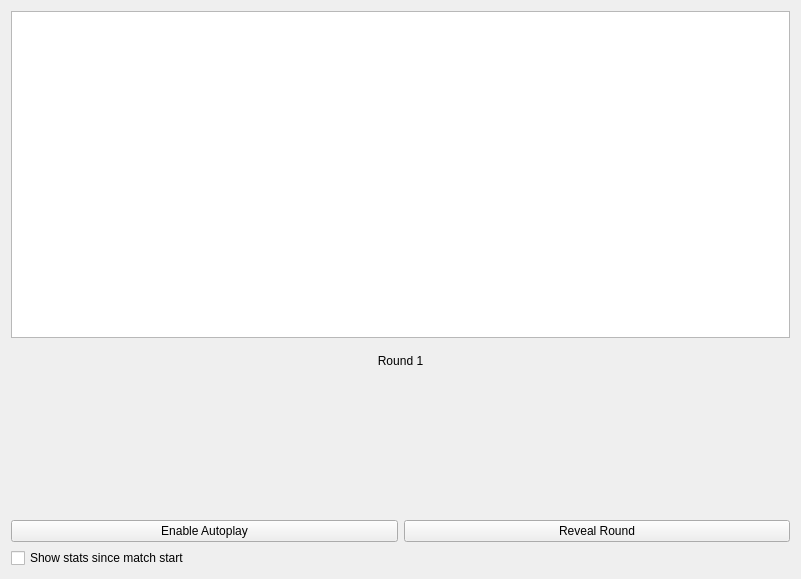
Before: the Qt Designer form roundTab.ui in Dedster2/DedBoxing, drawn with Qt 5.
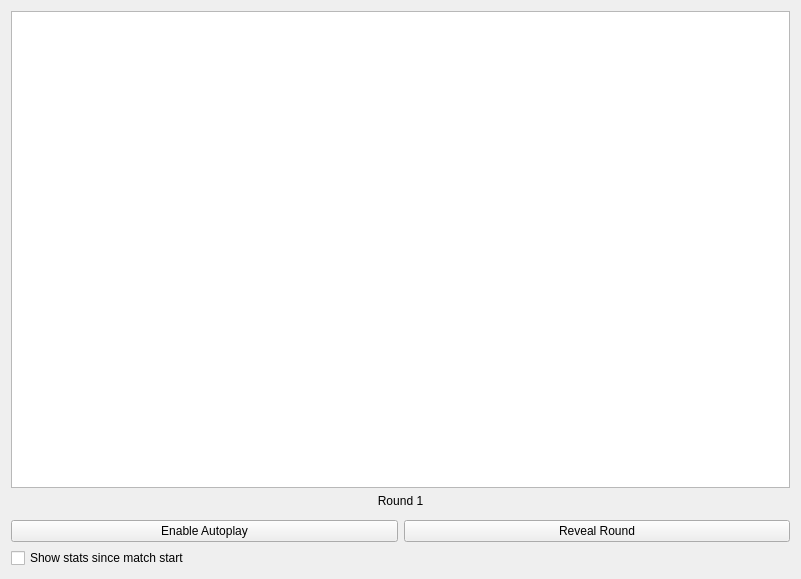
After: the same form once the commit is applied. Custom widgets are drawn as their Qt base class.

Patch:
```diff
--- a/roundTab.ui
+++ b/roundTab.ui
@@ -16,16 +16,13 @@
   <property name="windowTitle">
    <string>roundTab</string>
   </property>
-  <layout class="QVBoxLayout" name="verticalLayout_2">
-   <item>
-    <layout class="QVBoxLayout" name="verticalLayout" stretch="10,1,4">
-     <property name="sizeConstraint">
-      <enum>QLayout::SetNoConstraint</enum>
-     </property>
+  <layout class="QVBoxLayout" name="verticalLayout">
      <item>
       <widget class="QListWidget" name="list"/>
      </item>
      <item>
+    <layout class="QHBoxLayout" name="horizontalLayout_2">
+     <item>
       <widget class="QLabel" name="label">
        <property name="text">
         <string>Round 1</string>
@@ -35,6 +32,8 @@
        </property>
       </widget>
      </item>
+    </layout>
+   </item>
      <item>
       <layout class="QHBoxLayout" name="layoutStats">
        <item>
@@ -42,8 +41,6 @@
        </item>
        <item>
         <widget class="boxerRoundStats" name="boxerStats2" native="true"/>
-       </item>
-      </layout>
      </item>
     </layout>
    </item>
```
Lines whose indentation alone changed are shown as unchanged.
